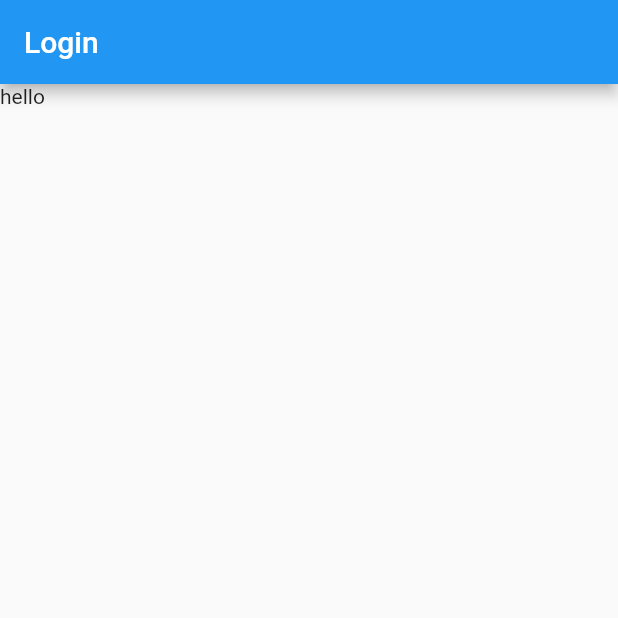
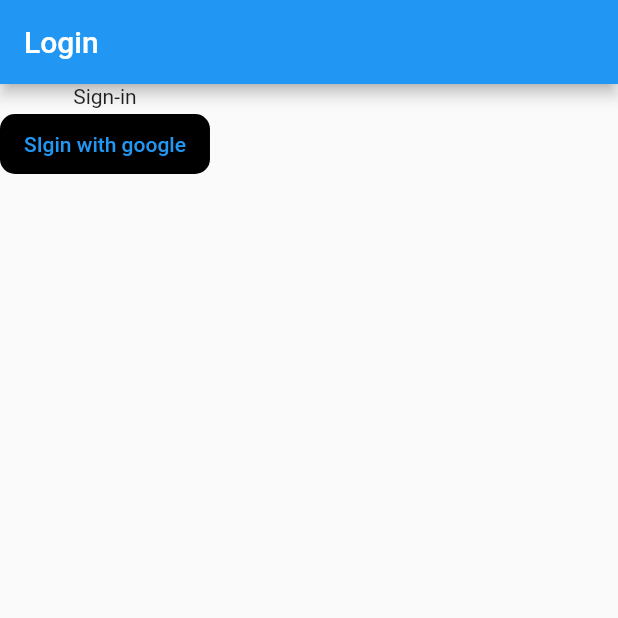
Before and after one commit to MXNXV-ERR/Flutter_EcomApp, a Flutter app: the screen it shows after launch, on a phone screen of 412 x 824 dp, the top half of it. Run offline on Flutter 3.47's test engine with Material 2 defaults, Android fonts, the phone set to English and light mode, and no system bars; our stand-ins replace carousel_pro, cloud_firestore, firebase_auth, firebase_core, fluttertoast, google_sign_in and 1 more; accounts and stored records are empty.

Commit message:
firebase google login fixed

```diff
--- a/lib/pages/login.dart
+++ b/lib/pages/login.dart
@@ -5,6 +5,7 @@
 import 'package:firebase_auth/firebase_auth.dart';
 import 'package:google_sign_in/google_sign_in.dart';
 import 'package:cloud_firestore/cloud_firestore.dart';
+import 'package:ecommerce_app/components/auth.dart';
 
 class Login extends StatefulWidget {
   const Login({Key? key}) : super(key: key);
@@ -14,77 +15,6 @@
 }
 
 class _LoginState extends State<Login> {
-  final GoogleSignIn googleSignIn = GoogleSignIn();
-  final FirebaseAuth firebaseAuth = FirebaseAuth.instance;
-  late SharedPreferences prefs;
-  late bool loading;
-  bool isLoggedin = false;
-
-  @override
-  void initState() {
-    super.initState();
-    //isSignedin();
-  }
-
-  // Future handleSignin() async {
-  //  prefs = await SharedPreferences.getInstance();
-  //   setState(() {
-  //     loading = true;
-  //   });
-
-  //   GoogleSignInAccount? gUser = await googleSignIn.signIn();
-  //   GoogleSignInAuthentication? googleSignInAuthentication =
-  //       await gUser?.authentication;
-  //   final firebaseCred = GoogleAuthProvider.credential(
-  //       accessToken: googleSignInAuthentication?.accessToken,
-  //       idToken: googleSignInAuthentication?.idToken);
-  //   UserCredential userCredential =
-  //       await FirebaseAuth.instance.signInWithCredential(firebaseCred);
-  //   final user = FirebaseAuth.instance.currentUser;
-  //   if (firebaseCred != null) {
-  //     final QuerySnapshot result = await FirebaseFirestore.instance
-  //         .collection("users")
-  //         .where("id", isEqualTo: user?.uid)
-  //         .get();
-  //     final List<DocumentSnapshot> documents = result.docs;
-  //     if (documents.length == 0) {
-  //       FirebaseFirestore.instance
-  //           .collection("users")
-  //           .doc(FirebaseAuth.instance.currentUser?.uid)
-  //           .set({
-  //         "id": user?.uid,
-  //         "profilePic": user?.photoURL,
-  //       });
-  //       await prefs.setString("id", user?.uid ?? "0");
-  //       await prefs.setString("displayname", user?.displayName ?? "0");
-  //       await prefs.setString("photoUrl", user?.photoURL ?? "0");
-  //     } else {
-  //       await prefs.setString("id", documents[0]['id']);
-  //       await prefs.setString("displayname", documents[0]['username']);
-  //       await prefs.setString("photoUrl", documents[0]['photoUrl']);
-  //     }
-  //     Fluttertoast.showToast(msg: "Log in was successful");
-  //     setState(() {
-  //       loading = false;
-  //     });
-  //   } else {}
-  // }
-
-  // void isSignedin() async {
-  //   setState(() {
-  //     loading = true;
-  //   });
-  //   prefs = await SharedPreferences.getInstance();
-  //   isLoggedin = await googleSignIn.isSignedIn();
-  //   if (isLoggedin) {
-  //     Navigator.pushReplacement(
-  //         context, MaterialPageRoute(builder: (context) => HomePage()));
-  //   }
-  //   setState(() {
-  //     loading = false;
-  //   });
-  // }
-
   @override
   Widget build(BuildContext context) {
     return MaterialApp(
@@ -93,8 +23,74 @@
         appBar: AppBar(
           title: Text("Login"),
         ),
-        body: Text("hello"),
+        body: Column(
+          children: [
+            Text("Sign-in"),
+            FutureBuilder(
+              future: Auth.initializeFirebase(context: context),
+              builder: (context, snapshot) {
+                if (snapshot.hasError) {
+                  return Text('Error initializinf firebase');
+                } else if (snapshot.connectionState == ConnectionState.done) {
+                  return GoogleSignInButton();
+                }
+                return CircularProgressIndicator(
+                  valueColor: AlwaysStoppedAnimation<Color>(
+                    Colors.orangeAccent,
+                  ),
+                );
+              },
+            )
+          ],
+        ),
       ),
     );
   }
 }
+
+class GoogleSignInButton extends StatefulWidget {
+  const GoogleSignInButton({Key? key}) : super(key: key);
+
+  @override
+  State<GoogleSignInButton> createState() => _GoogleSignInButtonState();
+}
+
+class _GoogleSignInButtonState extends State<GoogleSignInButton> {
+  bool _isSigningIn = false;
+
+  @override
+  Widget build(BuildContext context) {
+    return Padding(
+      padding: EdgeInsets.only(bottom: 16.0),
+      child: _isSigningIn
+          ? CircularProgressIndicator(
+              valueColor: AlwaysStoppedAnimation<Color>(Colors.blueAccent),
+            )
+          : OutlinedButton(
+              onPressed: () async {
+                setState(() {
+                  _isSigningIn = true;
+                });
+
+                User? user = await Auth.signinWithGoogle(context: context);
+
+                setState(() {
+                  _isSigningIn = false;
+                });
+                print(user?.displayName);
+                if (user != null) {
+                  Navigator.of(context).pushReplacement(MaterialPageRoute(
+                      builder: (context) => const HomePage()));
+                }
+              },
+              style: ButtonStyle(
+                  backgroundColor: MaterialStateProperty.all(Colors.black),
+                  shape: MaterialStateProperty.all(RoundedRectangleBorder(
+                      borderRadius: BorderRadius.circular(10.0)))),
+              child: Padding(
+                padding: EdgeInsets.symmetric(vertical: 12.0),
+                child: Text("SIgin with google"),
+              )),
+    );
+  }
+}
```
Also changed, not shown: lib/components/auth.dart (+91 -2 lines), lib/pages/homepage.dart (+15 -0 lines).
